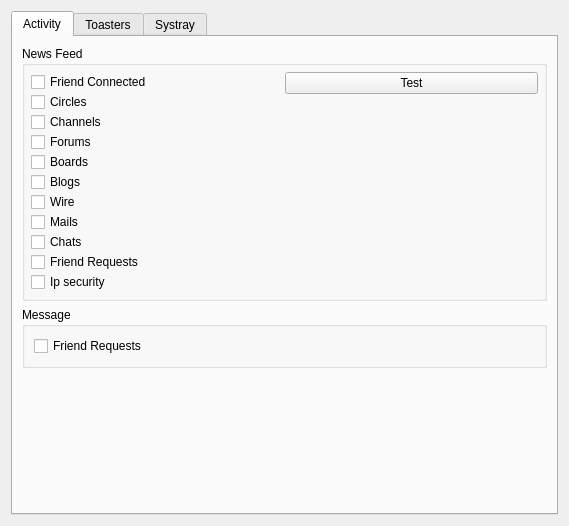
Qt form retroshare-gui/src/gui/settings/NotifyPage.ui (RetroShare/RetroShare) before a commit.
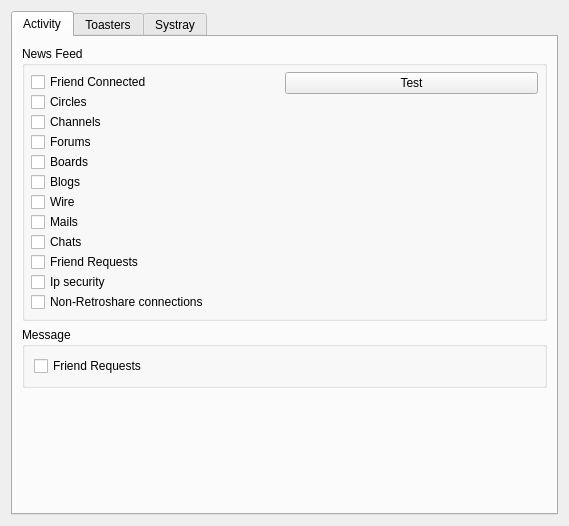
The same form after that commit. Custom widgets are drawn as their Qt base class.

Commit message: fixed a few bugs in TlsAttempt feed item

Diff of the .ui file:
```diff
--- a/retroshare-gui/src/gui/settings/NotifyPage.ui
+++ b/retroshare-gui/src/gui/settings/NotifyPage.ui
@@ -121,6 +121,13 @@
               </property>
              </widget>
             </item>
+            <item>
+             <widget class="QCheckBox" name="notify_TlsAttempt">
+              <property name="text">
+               <string>Non-Retroshare connections</string>
+              </property>
+             </widget>
+            </item>
             <item>
              <layout class="QVBoxLayout" name="feedLayout"/>
             </item>
```
The commit also changes 3 other files.
